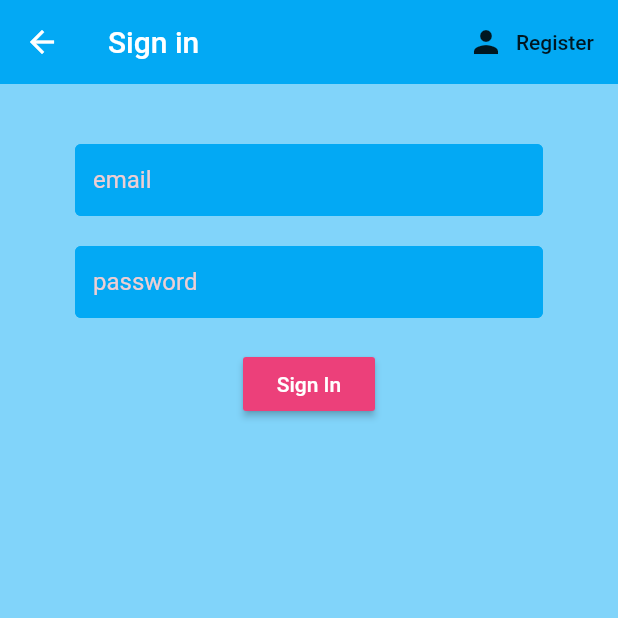
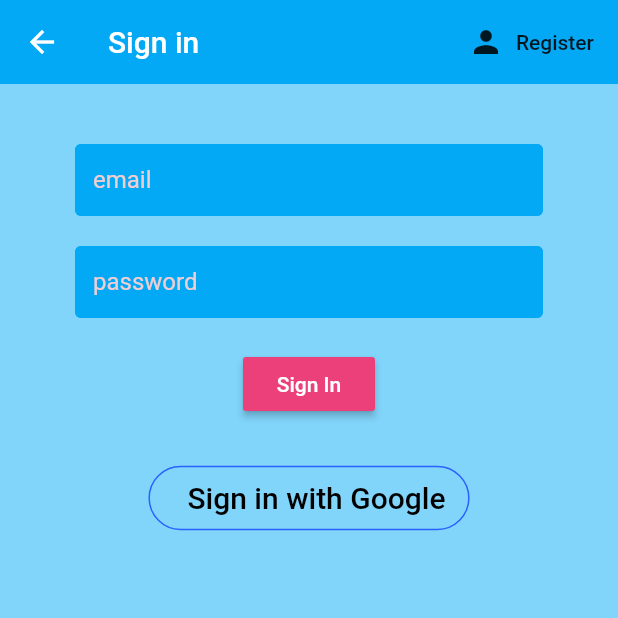
Before and after one commit to AndreaAlbertoMarchesi/checklist_app, a Flutter app: the SignIn screen opened directly, on a phone screen of 412 x 824 dp, the top half of it. Run offline on Flutter 3.47's test engine with Material 2 defaults, Android fonts, the phone set to English and light mode, and no system bars; our stand-ins replace cloud_firestore, firebase_auth, firebase_core, google_sign_in, percent_indicator, shared_preferences and 2 more; accounts and stored records are empty; generated files the repository leaves out were written again.

Commit message:
Debugging shared preferences and adding log out with google also i have to add some line in the grandle of android to make google auth working

```diff
--- a/lib/view/Settings/DarkThemeState.dart
+++ b/lib/view/Settings/DarkThemeState.dart
@@ -4,12 +4,15 @@ import 'package:flutter/material.dart';
 class DarkThemeState with ChangeNotifier {
 
   DarkThemePreference darkThemePreference = DarkThemePreference();
-  bool _darkTheme = false;
+  bool darkTheme = false;
 
-  bool get darkTheme => _darkTheme;
+  getDarkTheme() async{
+    darkTheme = await darkThemePreference.getTheme();
+    notifyListeners();
+  }
 
-  set darkTheme(bool value) {
-    _darkTheme = value;
+  setDarkTheme(bool value) {
+    darkTheme = value;
     darkThemePreference.setDarkTheme(value);
     notifyListeners();
   }
--- a/lib/view/Settings/SettingsPage.dart
+++ b/lib/view/Settings/SettingsPage.dart
@@ -63,7 +63,7 @@ class _SettingsPageState extends State<SettingsPage> {
             value: darkThemeState.darkTheme,
             title: Text("Dark mode"),
             onChanged: (value) {
-              darkThemeState.darkTheme = value;
+              darkThemeState.setDarkTheme(value);
             },
           ),
           SwitchListTile(
--- a/lib/view/Settings/SharedPreferences.dart
+++ b/lib/view/Settings/SharedPreferences.dart
@@ -10,6 +10,6 @@ class DarkThemePreference {
 
   Future<bool> getTheme() async {
     SharedPreferences prefs = await SharedPreferences.getInstance();
-    return prefs.getBool(THEME_STATUS) ?? false;
+    return prefs.getBool(THEME_STATUS);
   }
 }
--- a/lib/view/authentication/Register.dart
+++ b/lib/view/authentication/Register.dart
@@ -16,7 +16,8 @@ class Register extends StatefulWidget {
 }
 
 class _RegisterState extends State<Register> {
-  final AuthenticationService _auth = AuthenticationService();
+
+   AuthenticationService _auth = AuthenticationService();
   final _formKey = GlobalKey<FormState>();
   String error = '';
   bool loading = false;
--- a/lib/view/authentication/Sign_In.dart
+++ b/lib/view/authentication/Sign_In.dart
@@ -130,6 +130,42 @@ class _SignInState extends State<SignIn> {
                 error,
                 style: TextStyle(color: Colors.red, fontSize: 14.0),
               ),
+              OutlineButton(
+                splashColor: Colors.blueGrey[300],
+                onPressed: () async{
+                  AppUser result = await _auth.signInWithGoogle();
+                  if(result != null){
+                    setState(() {
+                      appState.setCredential(result);
+                      Navigator.of(context).pop();
+                    });
+                  }else{
+                    print("error");
+                  }
+                },
+                shape: RoundedRectangleBorder(borderRadius: BorderRadius.circular(40)),
+                highlightElevation: 0,
+                borderSide: BorderSide(color: Colors.blueAccent[700]),
+                child: Padding(
+                  padding: const EdgeInsets.fromLTRB(0, 10, 0, 10),
+                  child: Row(
+                    mainAxisSize: MainAxisSize.min,
+                    mainAxisAlignment: MainAxisAlignment.center,
+                    children: <Widget>[
+                      Padding(
+                        padding: const EdgeInsets.only(left: 10),
+                        child: Text(
+                          'Sign in with Google',
+                          style: TextStyle(
+                            fontSize: 20,
+                            color: Colors.black,
+                          ),
+                        ),
+                      )
+                    ],
+                  ),
+                ),
+              ),
             ],
           ),
         ),
--- a/pubspec.yaml
+++ b/pubspec.yaml
@@ -37,6 +37,7 @@ dependencies:
   provider:
   firebase_core :
   firebase_auth:
+  google_sign_in:
   cloud_firestore:
 
 dev_dependencies:
```
Also changed, not shown: lib/services/AuthenticationService.dart (+42 -11 lines), lib/view/home/Home.dart (+2 -7 lines), pubspec.lock, 2 other files.
